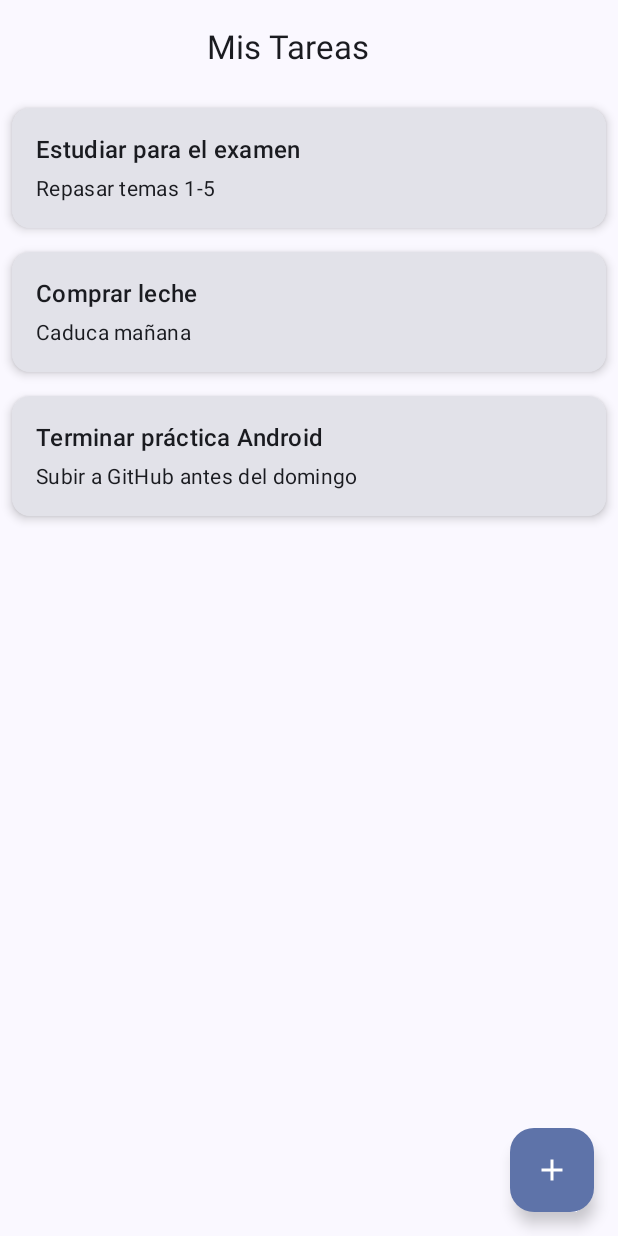
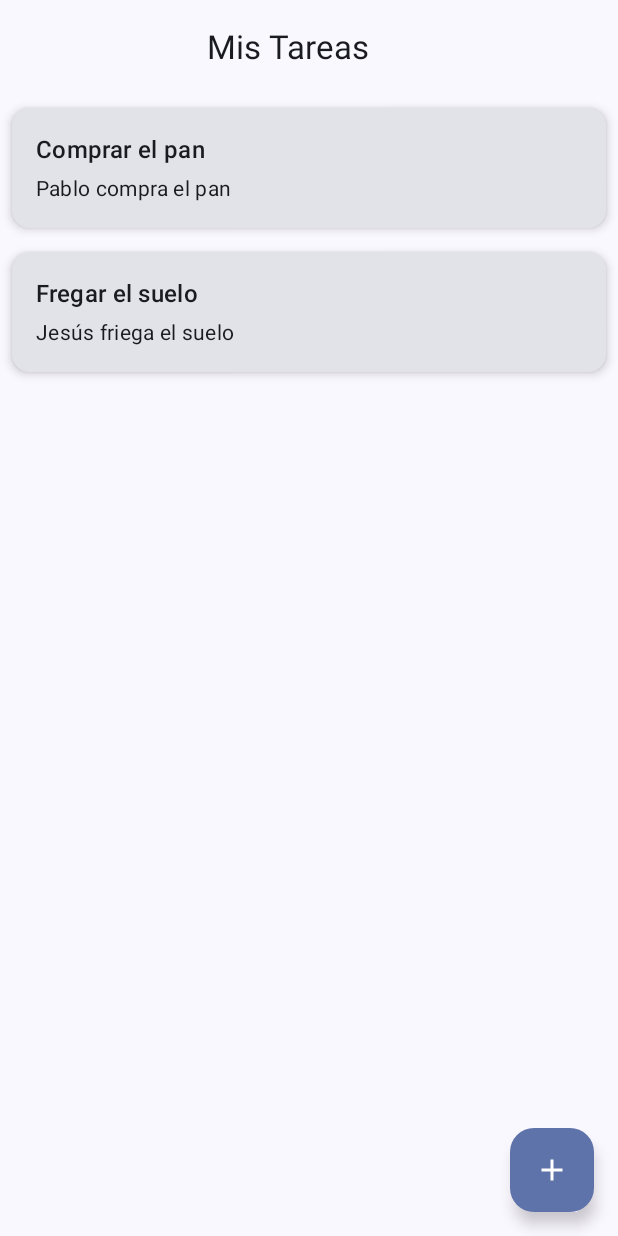
Before and after one commit to pcl98/GestorTareas, an Android app built with Jetpack Compose: the screen it shows after launch (MainActivity), on a phone screen of 412 x 824 dp. Run offline under Robolectric (Android 15) with nearby library versions, the phone set to English and light mode, and no system bars; our stand-ins replace livedata-compose.

```diff
--- a/app/src/main/java/es/viu/gestortareas/MainActivity.kt
+++ b/app/src/main/java/es/viu/gestortareas/MainActivity.kt
@@ -3,7 +3,7 @@ package es.viu.gestortareas
 import android.os.Bundle
 import androidx.activity.ComponentActivity
 import androidx.activity.compose.setContent
-import androidx.activity.enableEdgeToEdge
+import androidx.activity.viewModels
 import androidx.compose.foundation.layout.fillMaxSize
 import androidx.compose.material3.MaterialTheme
 import androidx.compose.material3.Surface
@@ -11,11 +11,11 @@ import androidx.compose.ui.Modifier
 import androidx.navigation.compose.NavHost
 import androidx.navigation.compose.composable
 import androidx.navigation.compose.rememberNavController
-import es.viu.gestortareas.ui.screens.Task
 import es.viu.gestortareas.ui.screens.TaskListScreen
 import es.viu.gestortareas.ui.screens.TaskFormScreen
 import es.viu.gestortareas.ui.screens.TaskDetailScreen
 import es.viu.gestortareas.ui.theme.GestorTareasTheme
+import es.viu.gestortareas.viewmodel.TaskListViewModel
 
 /**
  *
@@ -40,24 +40,18 @@ class MainActivity : ComponentActivity() {
                     modifier = Modifier.fillMaxSize(),
                     color = MaterialTheme.colorScheme.background
                 ) {
-                    val taskList = listOf(
-                        Task("Estudiar para el examen", "Repasar temas 1-5"),
-                        Task("Comprar leche", "Caduca mañana"),
-                        Task("Terminar práctica Android", "Subir a GitHub antes del domingo")
-                    )
-
                     val navController = rememberNavController()
 
                     NavHost(navController = navController, startDestination = "task_list") {
                         composable("task_list") {
-                            TaskListScreen(navController, taskList)
+                            TaskListScreen(navController, taskListViewModel)
                         }
                         composable("task_form") {
-                            TaskFormScreen(navController)
+                            TaskFormScreen(navController, taskListViewModel)
                         }
                         composable("task_detail/{taskId}") { backStackEntry ->
                             val taskId = backStackEntry.arguments?.getString("taskId")?.toIntOrNull() ?: 0
-                            TaskDetailScreen(navController, taskId)
+                            TaskDetailScreen(navController, taskId, taskListViewModel)
                         }
                     }
                 }
--- a/app/src/main/java/es/viu/gestortareas/data/TaskRepository.kt
+++ b/app/src/main/java/es/viu/gestortareas/data/TaskRepository.kt
@@ -5,8 +5,8 @@ import es.viu.gestortareas.model.Task
 object TaskRepository {
 
     private val taskList = mutableListOf<Task>(
-        Task(id = 1, title = "Comprar el pan", description = "Pablo compra el pan ostia", isCompleted = false),
-        Task(id = 2, title = "Fregar el suelo", description = "Pablo friega el suelo ostia", isCompleted = true)
+        Task(id = 1, title = "Comprar el pan", description = "Pablo compra el pan", isCompleted = false),
+        Task(id = 2, title = "Fregar el suelo", description = "Jesús friega el suelo", isCompleted = true)
     )
 
     // Obtener todas las tareas
--- a/app/src/main/java/es/viu/gestortareas/ui/screens/TaskListScreen.kt
+++ b/app/src/main/java/es/viu/gestortareas/ui/screens/TaskListScreen.kt
@@ -10,12 +10,13 @@ import androidx.compose.material3.Icon
 import androidx.compose.material3.Scaffold
 import androidx.compose.runtime.Composable
 import androidx.compose.ui.Modifier
+import androidx.lifecycle.viewmodel.compose.viewModel
 import androidx.navigation.NavController
 import es.viu.gestortareas.ui.components.CustomTopBar
 import es.viu.gestortareas.ui.components.TaskCard
-
-// Simulación de un modelo de datos
-data class Task(val title: String, val description: String)
+import es.viu.gestortareas.viewmodel.TaskListViewModel
+import androidx.compose.runtime.livedata.observeAsState
+import androidx.compose.runtime.getValue
 
 /**
  * Pantalla que muestra una lista de tareas utilizando un LazyColumn.
@@ -24,8 +25,11 @@ data class Task(val title: String, val description: String)
 @Composable
 fun TaskListScreen(
     navController: NavController,
-    taskList: List<Task>
+    /*taskList: List<Task>,*/
+    viewModel: TaskListViewModel = viewModel()
 ) {
+    val taskList by viewModel.tasks.observeAsState(initial = emptyList())
+
     Scaffold(
         topBar = { CustomTopBar("Mis Tareas") },
         floatingActionButton = {
@@ -40,7 +44,7 @@ fun TaskListScreen(
                     task.title,
                     task.description,
                     onClick = {
-                        navController.navigate("task_detail/$(task.id)")
+                        navController.navigate("task_detail/${task.id}")
                     }
                 )
             }
```
Also changed, not shown: app/build.gradle.kts (+4 -4 lines), app/src/main/java/es/viu/gestortareas/ui/screens/TaskDetailScreen.kt (+24 -10 lines), app/src/main/java/es/viu/gestortareas/ui/screens/TaskFormScreen.kt (+14 -3 lines), app/src/main/java/es/viu/gestortareas/viewmodel/TaskListViewModel.kt (+6 -1 lines).
